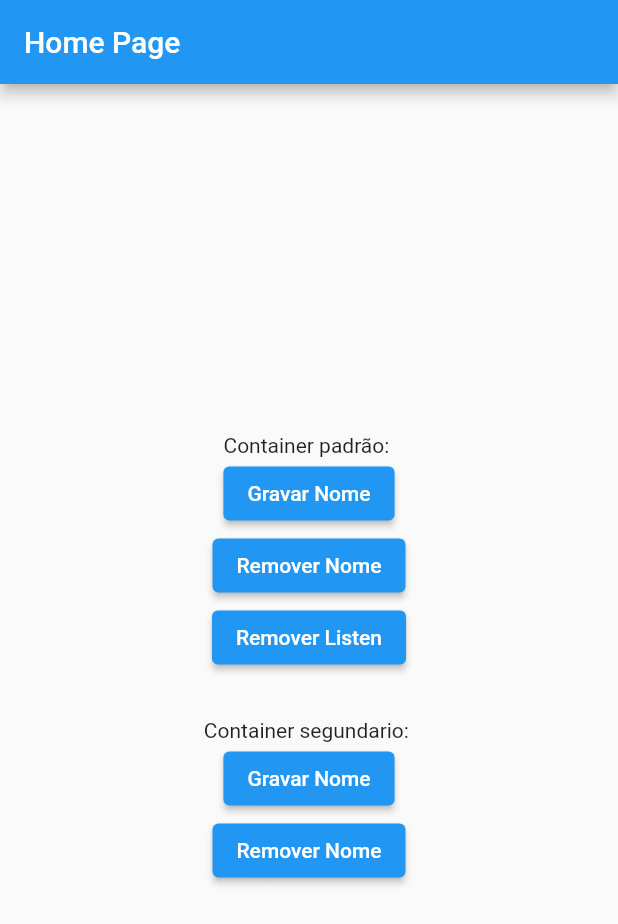
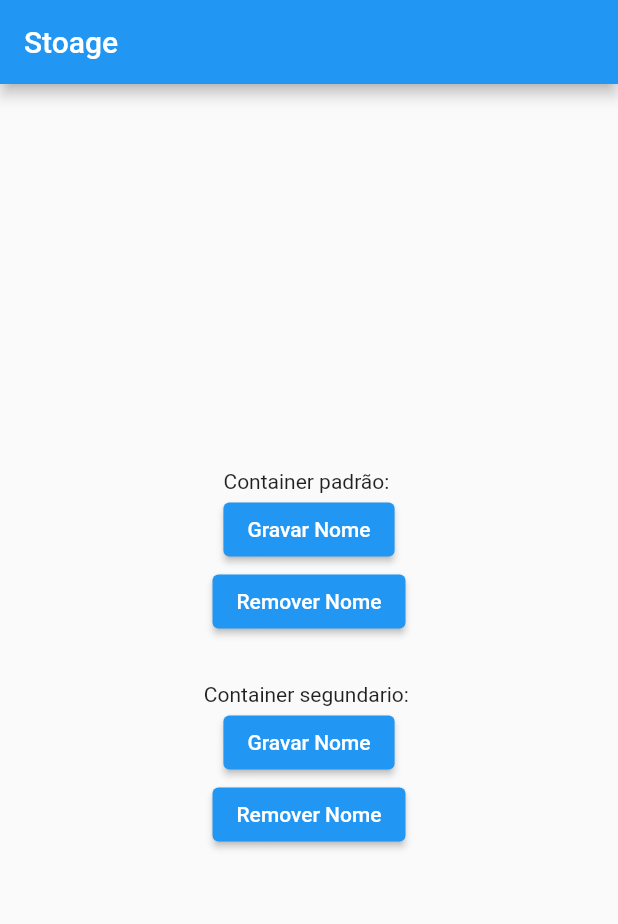
Before and after one commit to dariopmaciel/get_storage_example, a Flutter app: the screen it shows after launch, after a tap on "Gravar Nome", after a tap on "Remover Nome", on a phone screen of 412 x 824 dp. Shown: the top 924 px of the screen. Run offline on Flutter 3.47's test engine with Material 3 defaults, Android fonts, the phone set to English and light mode, and no system bars; our stand-ins replace get_storage.

```diff
--- /dev/null
+++ b/lib/core/storage/storage.dart
@@ -0,0 +1,7 @@
+
+import 'package:get_storage/get_storage.dart';
+
+class Storage {
+  final name = ReadWriteValue('nameKey', '');
+  final nameGetX = ReadWriteValue('nameKey', '', () => GetStorage('JornadaGetX'),);
+}
--- a/lib/main.dart
+++ b/lib/main.dart
@@ -1,5 +1,7 @@
 import 'package:flutter/material.dart';
+import 'package:get_extorage_example/core/storage/storage.dart';
 import 'package:get_extorage_example/pages/home/home_page.dart';
+import 'package:get_extorage_example/pages/storage/storage_page.dart';
 import 'package:get_storage/get_storage.dart';
 
 Future<void> main() async {
@@ -20,7 +22,8 @@ class MyApp extends StatelessWidget {
         useMaterial3: false,
       ),
       // home: const MyHomePage(title: 'Flutter Demo Home Page'),
-      home: const HomePage(),
+      // home: const HomePage(),
+      home: const StoragePage(),
     );
   }
 }
--- a/lib/pages/home/home_page.dart
+++ b/lib/pages/home/home_page.dart
@@ -86,7 +86,6 @@ class _HomePageState extends State<HomePage> {
               },
               child: const Text('Remover Nome'),
             ),
-
           ],
         ),
       ),
--- /dev/null
+++ b/lib/pages/storage/storage_page.dart
@@ -0,0 +1,62 @@
+import 'package:flutter/material.dart';
+import 'package:get_extorage_example/core/storage/storage.dart';
+import 'package:get_storage/get_storage.dart';
+
+class StoragePage extends StatefulWidget {
+
+  const StoragePage({super.key});
+
+  @override
+  State<StoragePage> createState() => _StoragePageState();
+}
+
+class _StoragePageState extends State<StoragePage> {
+  final storage = Storage();
+
+  @override
+  Widget build(BuildContext context) {
+    return Scaffold(
+      appBar: AppBar(
+        title: const Text('Stoage'),
+      ),
+      body: Center(
+        child: Column(
+          mainAxisAlignment: MainAxisAlignment.center,
+          children: [
+            Text('Container padrão: ${storage.name.val}'),
+            ElevatedButton(
+              onPressed: () {
+                storage.name.val = 'Dario P MAciel';
+                setState(() {});
+              },
+              child: const Text('Gravar Nome'),
+            ),
+            ElevatedButton(
+              onPressed: () {
+                storage.name.val = '';
+                setState(() {});
+              },
+              child: const Text('Remover Nome'),
+            ),
+            const SizedBox(height: 30), //!------------------
+            Text('Container segundario: ${storage.nameGetX.val}'),
+            ElevatedButton(
+              onPressed: () {
+                storage.nameGetX.val = 'Dario P MAciel - GetX';
+                setState(() {});
+              },
+              child: const Text('Gravar Nome'),
+            ),
+            ElevatedButton(
+              onPressed: () {
+                storage.nameGetX.val = '';
+                setState(() {});
+              },
+              child: const Text('Remover Nome'),
+            ),
+          ],
+        ),
+      ),
+    );
+  }
+}
```
